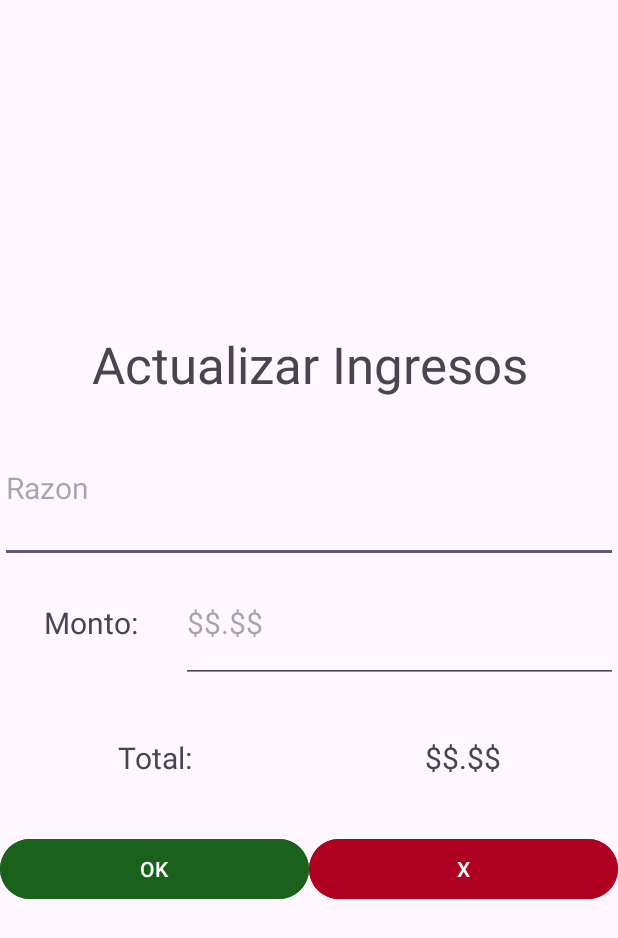
After one commit to garciab1/DAM_SmartMoney, an Android app: the layout edit_incomes.xml on its own in the app's theme, with its tools: preview values and no code run, on a phone screen of 412 x 824 dp. The commit adds this screen. Shown: the top 938 px of the screen. Run offline under Robolectric (Android 15) with nearby library versions, the phone set to English and light mode, and no system bars.

Commit message:
Added missing views and some translations

```diff
--- /dev/null
+++ b/app/src/main/res/layout/edit_incomes.xml
@@ -0,0 +1,99 @@
+<?xml version="1.0" encoding="utf-8"?>
+<LinearLayout xmlns:android="http://schemas.android.com/apk/res/android"
+    android:layout_width="match_parent"
+    android:layout_height="match_parent"
+    android:gravity="center"
+    android:orientation="vertical">
+
+    <TextView
+        android:id="@+id/textView26"
+        android:layout_width="match_parent"
+        android:layout_height="wrap_content"
+        android:layout_marginBottom="10dp"
+        android:gravity="center"
+        android:text="@string/actualizar_ingresos"
+        android:textSize="34sp" />
+
+    <EditText
+        android:id="@+id/editTextText"
+        android:layout_width="match_parent"
+        android:layout_height="100dp"
+        android:ems="10"
+        android:hint="@string/razon"
+        android:importantForAutofill="no"
+        android:inputType="text"
+        android:textSize="20sp" />
+
+    <LinearLayout
+        android:layout_width="match_parent"
+        android:layout_height="wrap_content"
+        android:orientation="horizontal">
+
+        <TextView
+            android:id="@+id/textView28"
+            android:layout_width="wrap_content"
+            android:layout_height="match_parent"
+            android:layout_weight="1"
+            android:gravity="center"
+            android:importantForAutofill="no"
+            android:text="@string/monto"
+            android:textSize="20sp" />
+
+        <EditText
+            android:id="@+id/editTextText2"
+            android:layout_width="wrap_content"
+            android:layout_height="80dp"
+            android:layout_weight="1"
+            android:ems="10"
+            android:hint="@string/money"
+            android:inputType="text"
+            android:textSize="20sp" />
+    </LinearLayout>
+
+    <LinearLayout
+        android:layout_width="match_parent"
+        android:layout_height="wrap_content"
+        android:orientation="horizontal">
+
+        <TextView
+            android:id="@+id/textView29"
+            android:layout_width="wrap_content"
+            android:layout_height="100dp"
+            android:layout_weight="1"
+            android:gravity="center"
+            android:text="@string/total"
+            android:textSize="20sp" />
+
+        <TextView
+            android:id="@+id/textView32"
+            android:layout_width="wrap_content"
+            android:layout_height="100dp"
+            android:layout_weight="1"
+            android:gravity="center"
+            android:text="@string/money"
+            android:textSize="20sp" />
+    </LinearLayout>
+
+    <LinearLayout
+        android:layout_width="match_parent"
+        android:layout_height="wrap_content"
+        android:orientation="horizontal">
+
+        <Button
+            android:id="@+id/button50"
+            android:layout_width="wrap_content"
+            android:layout_height="wrap_content"
+            android:layout_weight="1"
+            android:backgroundTint="#1A611B"
+            android:text="@string/ok" />
+
+        <Button
+            android:id="@+id/button51"
+            android:layout_width="wrap_content"
+            android:layout_height="wrap_content"
+            android:layout_weight="1"
+            android:backgroundTint="@color/design_default_color_error"
+            android:text="@string/x" />
+    </LinearLayout>
+
+</LinearLayout>
```
Also changed, not shown: app/src/main/res/layout/activity_main.xml (+23 -0 lines), app/src/main/res/layout/categories.xml (added, +96 -0 lines), app/src/main/res/layout/welcome.xml (added, +104 -0 lines), app/src/main/res/values/strings.xml (+16 -6 lines), 2 other files.
